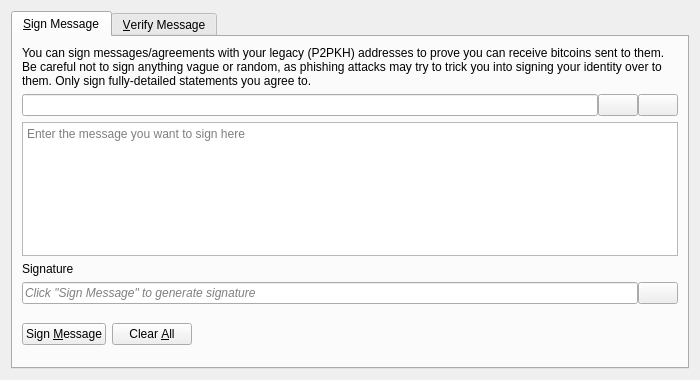
Qt form src/qt/forms/signverifymessagedialog.ui (zenium-community/zenium) before a commit.
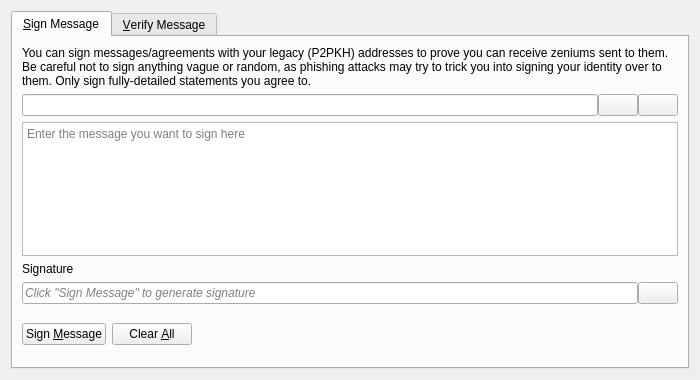
The same form after that commit. Icons and pictures are not drawn. Custom widgets are drawn as their Qt base class.

Commit message: Rebrand: replace 'bitcoin-core' and 'bitcoin'

Diff of the .ui file:
```diff
--- a/src/qt/forms/signverifymessagedialog.ui
+++ b/src/qt/forms/signverifymessagedialog.ui
@@ -30,7 +30,7 @@
        <item>
         <widget class="QLabel" name="infoLabel_SM">
          <property name="text">
-          <string>You can sign messages/agreements with your legacy (P2PKH) addresses to prove you can receive bitcoins sent to them. Be careful not to sign anything vague or random, as phishing attacks may try to trick you into signing your identity over to them. Only sign fully-detailed statements you agree to.</string>
+          <string>You can sign messages/agreements with your legacy (P2PKH) addresses to prove you can receive zeniums sent to them. Be careful not to sign anything vague or random, as phishing attacks may try to trick you into signing your identity over to them. Only sign fully-detailed statements you agree to.</string>
          </property>
          <property name="textFormat">
           <enum>Qt::PlainText</enum>
```
The commit also changes 278 other files.
